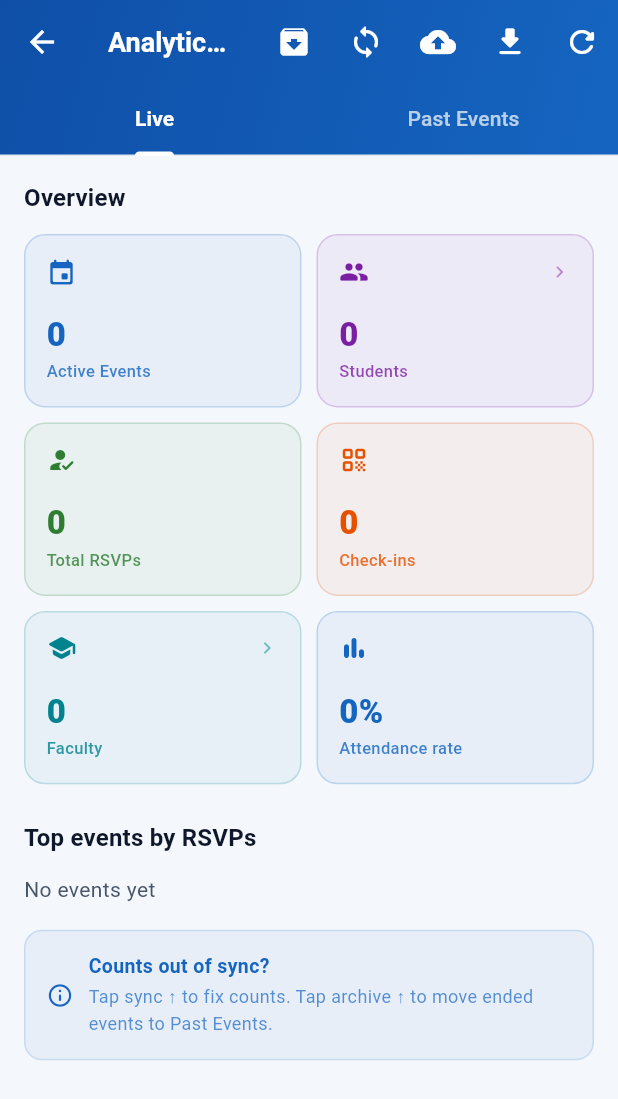
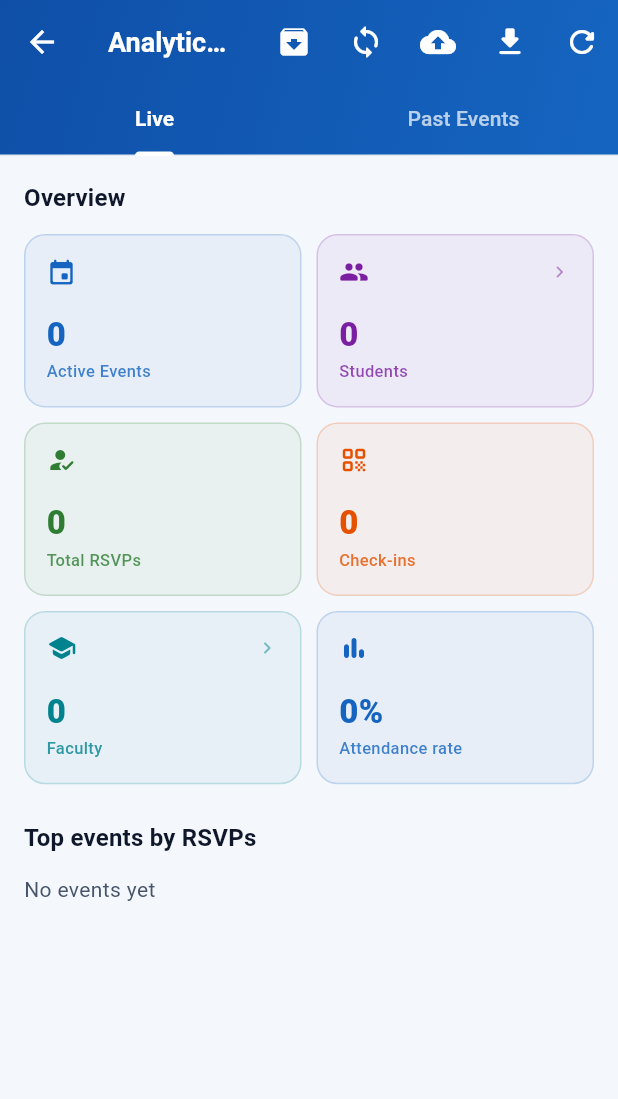
Before and after one commit to kevvnr/nyit-events-app, a Flutter app: the SuperAdminDashboard screen opened directly, after a tap on the "refresh" icon, on a phone screen of 412 x 824 dp. Shown: the top 1099 px of the screen. Run offline on Flutter 3.47's test engine with Material 3 defaults, Android fonts, the phone set to English and light mode, and no system bars; our stand-ins replace camera, cloud_firestore, firebase_analytics, firebase_auth, firebase_core, firebase_messaging and 15 more; missing offline and left inert: add_2_calendar, flutter_polyline_points, map_launcher, mobile_scanner; accounts and stored records are empty.

Commit message:
v1.8.1 — Polish fixes: feed day labels, AR compass, analytics counts, calendar refresh
• Feed: Today/Tomorrow labels now compare calendar days, not durations
• AR wayfinding: fixed compass heading formula (atan2(x,y)) and tightened smoothing
• Analytics: exclude cancelled events from active count and RSVP totals so they match Manage
• Analytics: removed developer-only "counts out of sync" hint
• Event calendar: auto-refresh on app resume and after returning from event detail
• Admin: removed 50-event cap in getEvents() so all events are visible
• SideStore: new 1.8.1 build, bumped IPA and apps.json

Co-Authored-By: Claude Sonnet 4.6 <noreply@anthropic.com>

```diff
--- a/lib/screens/admin/super_admin_dashboard.dart
+++ b/lib/screens/admin/super_admin_dashboard.dart
@@ -82,8 +82,11 @@ Future<void> _loadStats() async {
     ]);
 
     final events = results[0].docs;
-    final publishedIds =
-        events.map((e) => e.id).toSet();
+    // Exclude cancelled events so RSVPs/check-ins don't count against them
+    final publishedIds = events
+        .where((e) => e.data()['isCancelled'] != true)
+        .map((e) => e.id)
+        .toSet();
 
     final sortedEvents = events
         .map((e) => {
@@ -119,6 +122,7 @@ Future<void> _loadStats() async {
     final nowTs = DateTime.now();
     final activeEventCount = results[0].docs.where((doc) {
       final data = doc.data();
+      if (data['isCancelled'] == true) return false;
       final endTs = data['endTime'];
       if (endTs == null) return false;
       final endTime = (endTs as Timestamp).toDate();
@@ -989,59 +993,6 @@ Future<void> _loadStats() async {
                             );
                           }),
 
-                        const SizedBox(height: 16),
-                        Container(
-                          padding: const EdgeInsets.all(14),
-                          decoration: BoxDecoration(
-                            color: AppConfig.primaryColor
-                                .withOpacity(0.06),
-                            borderRadius:
-                                BorderRadius.circular(12),
-                            border: Border.all(
-                              color: AppConfig.primaryColor
-                                  .withOpacity(0.15),
-                            ),
-                          ),
-                          child: Row(
-                            children: [
-                              const Icon(
-                                  Icons.info_outline_rounded,
-                                  size: 18,
-                                  color:
-                                      AppConfig.primaryColor),
-                              const SizedBox(width: 10),
-                              Expanded(
-                                child: Column(
-                                  crossAxisAlignment:
-                                      CrossAxisAlignment
-                                          .start,
-                                  children: [
-                                    const Text(
-                                      'Counts out of sync?',
-                                      style: TextStyle(
-                                        fontSize: 13,
-                                        fontWeight:
-                                            FontWeight.w600,
-                                        color: AppConfig
-                                            .primaryColor,
-                                      ),
-                                    ),
-                                    Text(
-                                      'Tap sync ↑ to fix counts. Tap archive ↑ to move ended events to Past Events.',
-                                      style: TextStyle(
-                                        fontSize: 12,
-                                        color: AppConfig
-                                            .primaryColor
-                                            .withOpacity(
-                                                0.7),
-                                      ),
-                                    ),
-                                  ],
-                                ),
-                              ),
-                            ],
-                          ),
-                        ),
                       ],
                     ),
                   ),
--- a/lib/services/event_service.dart
+++ b/lib/services/event_service.dart
@@ -127,11 +127,10 @@ class EventService {
   }
 
   // Get all published events
-  Future<List<EventModel>> getEvents({int limit = 50}) async {
+  Future<List<EventModel>> getEvents() async {
     final snapshot = await _db
         .collection(AppConfig.eventsCol)
         .where('status', isEqualTo: AppConfig.eventPublished)
-        .limit(limit)
         .get();
     final events = snapshot.docs
         .map((doc) => EventModel.fromFirestore(doc))
--- a/pubspec.yaml
+++ b/pubspec.yaml
@@ -8,7 +8,7 @@ publish_to: 'none'
 # Signed:   make ipa → build/ios/ipa/CampusApp.ipa
 # Unsigned: make ipa-unsigned → build/ios/ipa/CampusApp_unsigned.ipa
 # SideStore: make sidestore-help  (full upload steps)
-version: 1.7.0+9
+version: 1.8.1+10
 
 environment:
   sdk: ^3.10.7
```
Also changed, not shown: lib/screens/calendar/events_calendar_screen.dart (+22 -5 lines), lib/screens/feed/feed_screen.dart (+8 -5 lines), lib/screens/map/ar_wayfinding_screen.dart (+5 -5 lines), sidestore/apps.json (+7 -0 lines).
